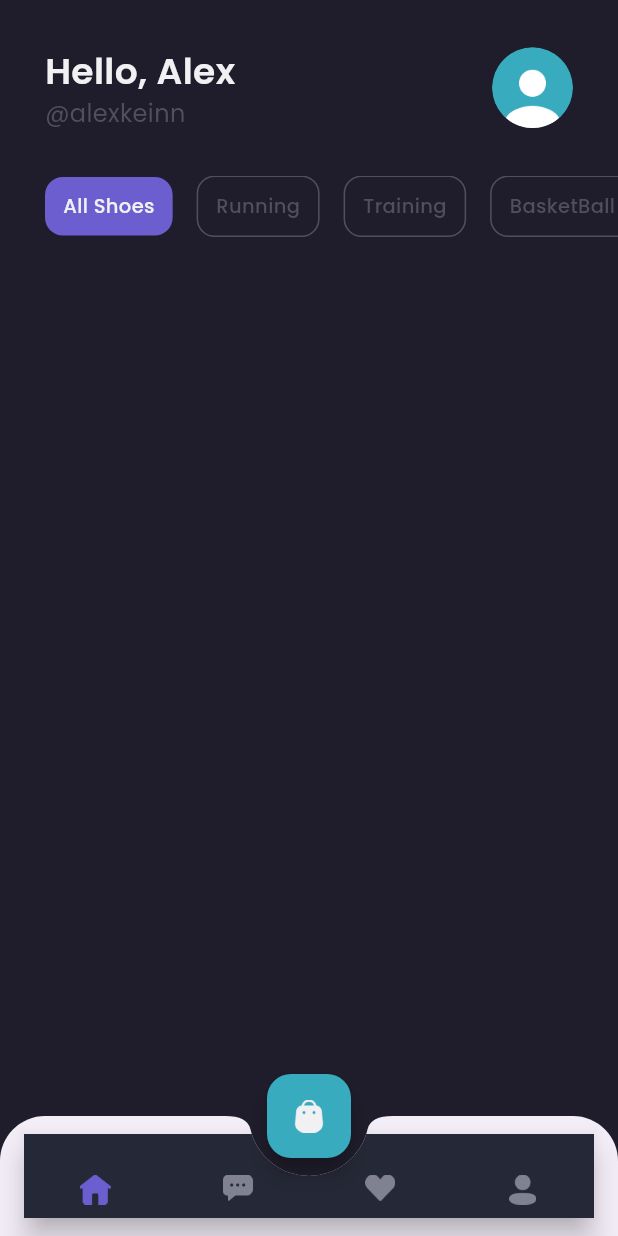
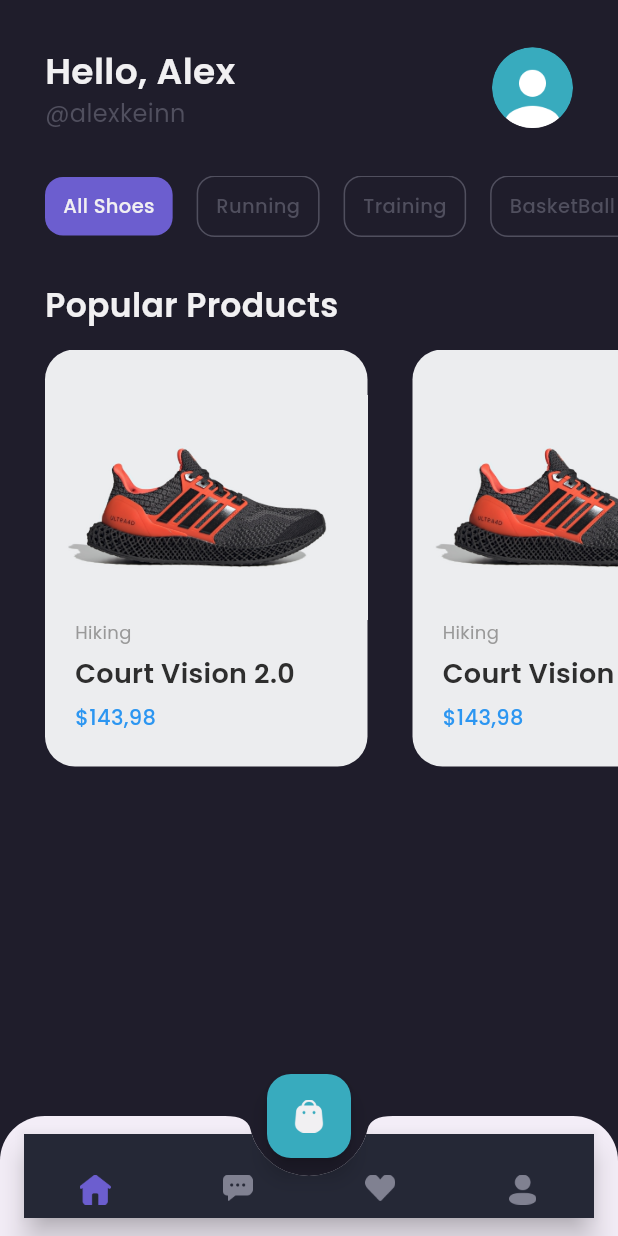
Before and after one commit to yusufmaruf/shamo, a Flutter app: the MainPage screen opened by its route, on a phone screen of 412 x 824 dp. Run offline on Flutter 3.47's test engine with Material 3 defaults, Android fonts, the phone set to English and light mode, and no system bars; our stand-ins replace google_fonts.

Commit message:
finish popular product

```diff
--- a/lib/pages/home/home_page.dart
+++ b/lib/pages/home/home_page.dart
@@ -1,5 +1,6 @@
 import 'package:flutter/material.dart';
 import 'package:shamo/theme.dart';
+import 'package:shamo/widgets/product_card.dart';
 
 class HomePage extends StatelessWidget {
   const HomePage({super.key});
@@ -160,10 +161,54 @@ class HomePage extends StatelessWidget {
       );
     }
 
+    Widget popularProductsTitle() {
+      return Container(
+        margin: EdgeInsets.only(
+          top: defaultMargin,
+          left: defaultMargin,
+          right: defaultMargin,
+        ),
+        child: Text(
+          'Popular Products',
+          style: primaryTextStyle.copyWith(
+            fontSize: 22,
+            fontWeight: semiBold,
+          ),
+        ),
+      );
+    }
+
+    Widget popularProduct() {
+      return Container(
+        margin: EdgeInsets.only(
+          top: 14,
+        ),
+        child: SingleChildScrollView(
+          scrollDirection: Axis.horizontal,
+          child: Row(
+            children: [
+              SizedBox(
+                width: defaultMargin,
+              ),
+              Row(
+                children: [
+                  ProductCard(),
+                  ProductCard(),
+                  ProductCard(),
+                ],
+              ),
+            ],
+          ),
+        ),
+      );
+    }
+
     return ListView(
       children: [
         header(),
         categories(),
+        popularProductsTitle(),
+        popularProduct(),
       ],
     );
   }
--- /dev/null
+++ b/lib/widgets/product_card.dart
@@ -0,0 +1,62 @@
+import 'package:flutter/material.dart';
+import 'package:shamo/theme.dart';
+
+class ProductCard extends StatelessWidget {
+  const ProductCard({super.key});
+
+  @override
+  Widget build(BuildContext context) {
+    return Container(
+      width: 215,
+      height: 278,
+      margin: EdgeInsets.only(right: defaultMargin),
+      decoration: BoxDecoration(
+        borderRadius: BorderRadius.circular(20),
+        color: Color(0xffECEDEF),
+      ),
+      child: Column(
+        crossAxisAlignment: CrossAxisAlignment.start,
+        children: [
+          SizedBox(
+            height: 30,
+          ),
+          Image.asset(
+            'assets/image_shoes.png',
+            width: 215,
+            height: 150,
+            fit: BoxFit.cover,
+          ),
+          Container(
+            margin: EdgeInsets.symmetric(horizontal: 20),
+            child: Column(
+              crossAxisAlignment: CrossAxisAlignment.start,
+              children: [
+                Text(
+                  'Hiking',
+                  style: secondaryTextStyle.copyWith(fontSize: 12),
+                ),
+                SizedBox(
+                  height: 6,
+                ),
+                Text(
+                  'Court Vision 2.0',
+                  style: blackTextStyle.copyWith(
+                      fontSize: 18, fontWeight: semiBold),
+                  overflow: TextOverflow.ellipsis,
+                ),
+                SizedBox(
+                  height: 6,
+                ),
+                Text(
+                  '\$143,98',
+                  style:
+                      priceTextStyle.copyWith(fontWeight: medium, fontSize: 14),
+                )
+              ],
+            ),
+          )
+        ],
+      ),
+    );
+  }
+}
```
